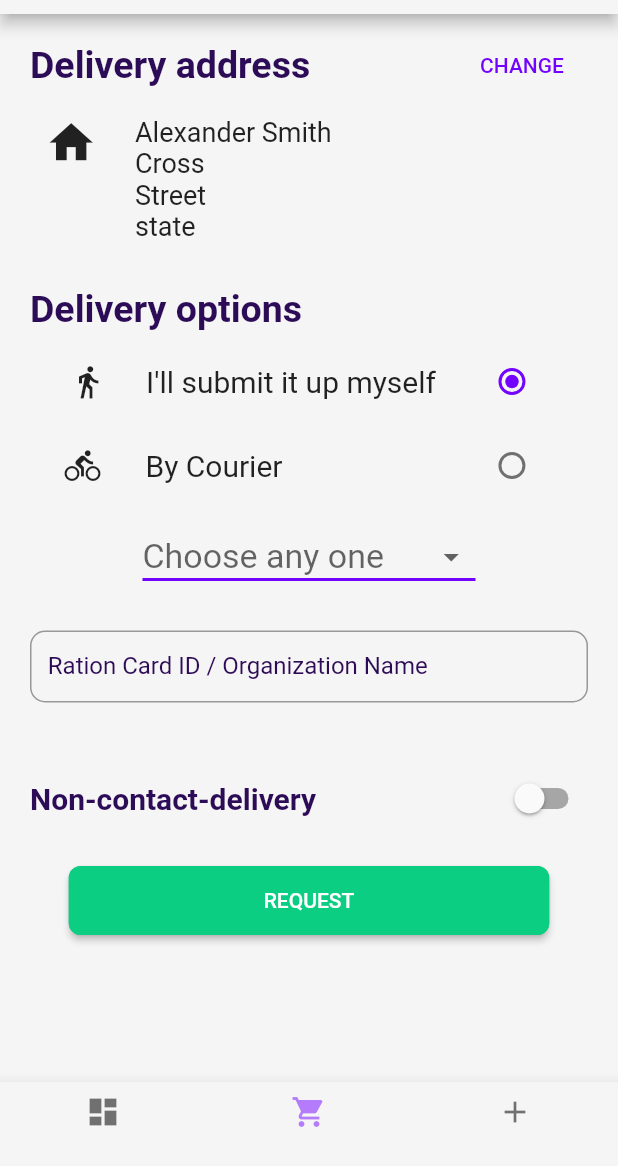
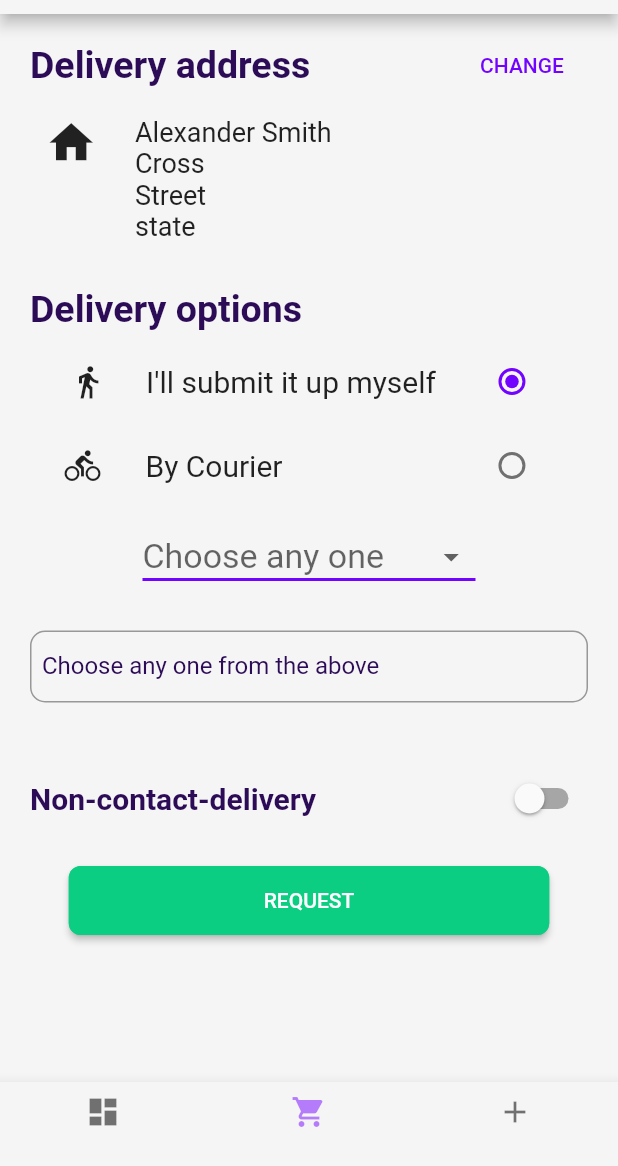
Before and after one commit to arghyab0/GiveMore, a Flutter app: the CheckOut screen opened by its route, on a phone screen of 412 x 824 dp, the part 70-1236 px from its top. Run offline on Flutter 3.47's test engine with Material 2 defaults, Android fonts, the phone set to English and light mode, and no system bars; our stand-ins replace firebase_auth, flutter_animation_progress_bar; accounts and stored records are empty; network calls fail; Roboto replaces fonts that are missing (Poppins, poppins).

Commit message:
updated ui

```diff
--- a/lib/UI/checkout.dart
+++ b/lib/UI/checkout.dart
@@ -21,6 +21,7 @@ class _CheckOutState extends State<CheckOut> {
   String dropdownvalue = 'Ration Id';
   List<DropdownMenuItem<String>> listDrop = [];
   String selected = null;
+  String text = null;
   void loadData() {
     listDrop = [];
     listDrop.add(
@@ -47,9 +48,20 @@ class _CheckOutState extends State<CheckOut> {
     );
   }
 
+  // void stringchange(String str) {
+  //   if (selected == 'Ration') {
+  //     Text('Ration Card Id');
+  //   } else if (selected == 'Organization') {
+  //     Text('Organization Name');
+  //   } else {
+  //     Text('Choose any one from above');
+  //   }
+  // }
+
   @override
   Widget build(BuildContext context) {
     loadData();
+    stringcange(selected);
     return Scaffold(
       appBar: AppBar(
         leading: IconButton(
@@ -124,7 +136,12 @@ class _CheckOutState extends State<CheckOut> {
                     children: <Widget>[
                       Text(
                         "Alexander Smith\nCross\nStreet\nstate",
-                        style: TextStyle(fontSize: 18),
+                        style: TextStyle(
+                          fontSize: 18,
+                        ),
+                        strutStyle: StrutStyle(
+                          height: 1.5,
+                        ),
                       ),
                     ],
                   ),
@@ -240,6 +257,7 @@ class _CheckOutState extends State<CheckOut> {
                   hint: new Text('Choose any one'),
                   onChanged: (value) {
                     selected = value;
+                    print(selected);
                     setState(() {});
                   },
                 ),
@@ -253,7 +271,7 @@ class _CheckOutState extends State<CheckOut> {
                   labelStyle: TextStyle(
                     color: Color.fromRGBO(45, 12, 87, 1.0),
                   ),
-                  labelText: "   Ration Card ID / Organization Name",
+                  labelText: text,
                   border: OutlineInputBorder(
                     borderRadius: BorderRadius.circular(10),
                   ),
@@ -336,6 +354,16 @@ class _CheckOutState extends State<CheckOut> {
       ),
     );
   }
+
+  stringcange(String selected) {
+    if (selected == 'Ration') {
+      text = '  Ration Card ID';
+    } else if (selected == 'Organization') {
+      text = '  Organization Name';
+    } else {
+      text = '  Choose any one from the above';
+    }
+  }
 }
 
 moveto(index, cont) {
--- a/lib/screens/authenticte/sign_in.dart
+++ b/lib/screens/authenticte/sign_in.dart
@@ -125,6 +125,8 @@ class _SignInState extends State<SignIn> {
                     ),
                   ),
                   onPressed: () async {
+                    print(email);
+                    print(password);
                     if (_formKey.currentState.validate()) {
                       dynamic result = await _auth.signInWithEmailAndPassword(
                           email, password);
```
Also changed, not shown: lib/UI/NoncontactDelivery.dart (+19 -5 lines), lib/UI/details_1.dart (+25 -2 lines), lib/UI/details_2.dart (+9 -0 lines), lib/UI/pickup.dart (+6 -1 lines), lib/screens/wrapper.dart (+6 -6 lines), assets/boxLogo.png.
